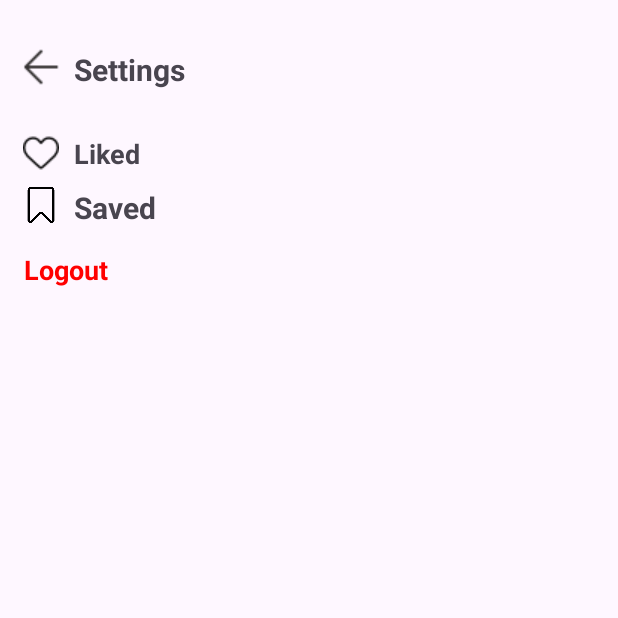
After one commit to daithien2004/ThreadsProject, an Android app: the SettingActivity screen opened directly, with no data from a screen before it, on a phone screen of 412 x 824 dp, the top half of it. The commit adds this screen. Run offline under Robolectric (Android 15) with nearby library versions, the phone set to English and light mode, and no system bars.

Commit message:
done logout and save username pass

```diff
--- a/TheadsProject/app/src/main/AndroidManifest.xml
+++ b/TheadsProject/app/src/main/AndroidManifest.xml
@@ -19,6 +19,9 @@
         android:usesCleartextTraffic="true"
         tools:targetApi="31">
         <activity
+            android:name=".activityAccount.SettingActivity"
+            android:exported="false" />
+        <activity
             android:name=".activityPost.PostDetailActivity"
             android:exported="false" />
         <activity
@@ -38,8 +41,8 @@
             android:exported="false" />
         <activity
             android:name=".activityHome.BarActivity"
-            android:windowSoftInputMode="adjustPan"
-        android:exported="false" />
+            android:exported="false"
+            android:windowSoftInputMode="adjustPan" />
         <activity
             android:name=".activityCommon.LoginActivity"
             android:exported="true"
--- a/TheadsProject/app/src/main/java/com/example/theadsproject/UserSessionManager.java
+++ b/TheadsProject/app/src/main/java/com/example/theadsproject/UserSessionManager.java
@@ -23,7 +23,7 @@ public class UserSessionManager {
         editor = sharedPreferences.edit();
     }
 
-    // 📌 Lưu thông tin user
+    //  Lưu thông tin user
     public void saveUser(UserResponse user) {
         editor.putLong(KEY_USER_ID, user.getUserId());
         editor.putString(KEY_BIO, user.getBio());
@@ -35,7 +35,7 @@ public class UserSessionManager {
         editor.apply(); // Lưu thay đổi
     }
 
-    // 📌 Lấy thông tin user
+    //  Lấy thông tin user
     public User getUser() {
         long userId = sharedPreferences.getLong(KEY_USER_ID, -1);
         String bio = sharedPreferences.getString(KEY_BIO, null);
@@ -52,14 +52,16 @@ public class UserSessionManager {
         return new User(userId, email, nickName, image, username, bio, phone);
     }
 
-    // 📌 Kiểm tra user đã đăng nhập chưa
+    //  Kiểm tra user đã đăng nhập chưa
     public boolean isLoggedIn() {
         return sharedPreferences.contains(KEY_USER_ID);
     }
 
-    // 📌 Xóa thông tin user khi đăng xuất
+    //  Xóa thông tin user khi đăng xuất
     public void logout() {
-        editor.clear();
+        SharedPreferences.Editor editor = sharedPreferences.edit();
+        editor.clear(); // hoặc remove("user") nếu chỉ lưu một key
         editor.apply();
     }
+
 }
--- a/TheadsProject/app/src/main/java/com/example/theadsproject/activityAccount/PersonalDetailFragment.java
+++ b/TheadsProject/app/src/main/java/com/example/theadsproject/activityAccount/PersonalDetailFragment.java
@@ -1,4 +1,5 @@
 package com.example.theadsproject.activityAccount;
+import android.content.Intent;
 import android.os.Bundle;
 import android.view.View;
 
@@ -71,5 +72,10 @@ public class PersonalDetailFragment extends Fragment {
             Toast.makeText(getContext(), "Không tìm thấy thông tin người dùng!", Toast.LENGTH_SHORT).show();
         }
 
+        ImageView imgMenu = view.findViewById(R.id.imSetting);
+        imgMenu.setOnClickListener(v -> {
+            Intent intent = new Intent(requireContext(), SettingActivity.class);
+            startActivity(intent);
+        });
     }
 }
--- /dev/null
+++ b/TheadsProject/app/src/main/java/com/example/theadsproject/activityAccount/SettingActivity.java
@@ -0,0 +1,56 @@
+package com.example.theadsproject.activityAccount;
+
+import android.content.Intent;
+import android.os.Bundle;
+import android.widget.ImageView;
+import android.widget.TextView;
+
+import androidx.activity.EdgeToEdge;
+import androidx.appcompat.app.AlertDialog;
+import androidx.appcompat.app.AppCompatActivity;
+import androidx.core.graphics.Insets;
+import androidx.core.view.ViewCompat;
+import androidx.core.view.WindowInsetsCompat;
+
+import com.example.theadsproject.R;
+import com.example.theadsproject.UserSessionManager;
+import com.example.theadsproject.activityCommon.LoginActivity;
+
+public class SettingActivity extends AppCompatActivity {
+
+    @Override
+    protected void onCreate(Bundle savedInstanceState) {
+        super.onCreate(savedInstanceState);
+        EdgeToEdge.enable(this);
+        setContentView(R.layout.activity_setting);
+        ViewCompat.setOnApplyWindowInsetsListener(findViewById(R.id.main), (v, insets) -> {
+            Insets systemBars = insets.getInsets(WindowInsetsCompat.Type.systemBars());
+            v.setPadding(systemBars.left, systemBars.top, systemBars.right, systemBars.bottom);
+            return insets;
+        });
+        TextView tvLogout = findViewById(R.id.tvLogout);
+        tvLogout.setOnClickListener(v -> {
+            new AlertDialog.Builder(this)
+                    .setTitle("Đăng xuất")
+                    .setMessage("Bạn có chắc chắn muốn đăng xuất không?")
+                    .setPositiveButton("Đồng ý", (dialog, which) -> {
+                        // Xoá thông tin đăng nhập
+                        UserSessionManager sessionManager = new UserSessionManager(this);
+                        sessionManager.logout();
+
+                        // Chuyển về màn hình đăng nhập
+                        Intent intent = new Intent(this, LoginActivity.class);
+                        intent.setFlags(Intent.FLAG_ACTIVITY_NEW_TASK | Intent.FLAG_ACTIVITY_CLEAR_TASK); // xoá backstack
+                        startActivity(intent);
+                        finish();
+                    })
+                    .setNegativeButton("Hủy", null)
+                    .show();
+        });
+        ImageView turnBack = findViewById(R.id.turnBack);
+        turnBack.setOnClickListener(v -> {
+            finish();  // kết thúc activity này để quay về màn hình trước đó
+        });
+
+    }
+}
--- a/TheadsProject/app/src/main/java/com/example/theadsproject/activityCommon/LoginActivity.java
+++ b/TheadsProject/app/src/main/java/com/example/theadsproject/activityCommon/LoginActivity.java
@@ -35,6 +35,16 @@ public class LoginActivity extends AppCompatActivity {
     @Override
     protected void onCreate(Bundle savedInstanceState) {
         super.onCreate(savedInstanceState);
+        UserSessionManager sessionManager = new UserSessionManager(this);
+        if (sessionManager.isLoggedIn()) {
+            // Nếu đã login -> chuyển sang BarActivity luôn
+            Intent intent = new Intent(this, BarActivity.class);
+            startActivity(intent);
+            finish();
+            return;
+        }
+
+        // Nếu chưa login thì hiển thị màn hình đăng nhập
         EdgeToEdge.enable(this);
         setContentView(R.layout.activity_login);
 
--- /dev/null
+++ b/TheadsProject/app/src/main/res/layout/activity_setting.xml
@@ -0,0 +1,109 @@
+<?xml version="1.0" encoding="utf-8"?>
+<androidx.constraintlayout.widget.ConstraintLayout xmlns:android="http://schemas.android.com/apk/res/android"
+    xmlns:app="http://schemas.android.com/apk/res-auto"
+    xmlns:tools="http://schemas.android.com/tools"
+    android:id="@+id/main"
+    android:layout_width="match_parent"
+    android:layout_height="match_parent"
+    tools:context=".activityAccount.SettingActivity">
+
+
+    <LinearLayout
+        android:layout_width="match_parent"
+        android:layout_height="635dp"
+        android:layout_marginTop="30dp"
+        android:orientation="vertical"
+
+        app:layout_constraintEnd_toEndOf="parent"
+        app:layout_constraintStart_toStartOf="parent"
+        app:layout_constraintTop_toBottomOf="@+id/linearLayout2">
+
+        <LinearLayout
+            android:layout_width="match_parent"
+            android:layout_height="wrap_content"
+            android:orientation="horizontal">
+
+            <ImageView
+                android:id="@+id/heart"
+                android:layout_width="wrap_content"
+                android:layout_height="wrap_content"
+                android:layout_marginLeft="15dp"
+                app:srcCompat="@drawable/heart" />
+
+            <TextView
+                android:id="@+id/Liked"
+                android:layout_width="wrap_content"
+                android:layout_height="wrap_content"
+                android:layout_marginLeft="10dp"
+                android:text="Liked"
+                android:textSize="18dp"
+                android:textStyle="bold" />
+
+        </LinearLayout>
+
+        <LinearLayout
+            android:layout_width="match_parent"
+            android:layout_height="wrap_content"
+            android:layout_marginTop="10dp"
+            android:orientation="horizontal">
+
+            <ImageView
+                android:id="@+id/imSaved"
+                android:layout_width="24dp"
+                android:layout_height="24dp"
+                android:layout_marginLeft="15dp"
+                app:srcCompat="@drawable/save" />
+
+            <TextView
+                android:id="@+id/tvSaved"
+                android:layout_width="wrap_content"
+                android:layout_height="wrap_content"
+                android:layout_marginLeft="10dp"
+                android:text="Saved"
+                android:textSize="20dp"
+                android:textStyle="bold" />
+
+        </LinearLayout>
+
+        <TextView
+            android:id="@+id/tvLogout"
+            android:layout_width="match_parent"
+            android:layout_height="wrap_content"
+            android:textStyle="bold"
+            android:layout_marginStart="16dp"
+            android:layout_marginLeft="16dp"
+            android:layout_marginTop="15dp"
+            android:textSize="18sp"
+            android:textColor="#FF0000"
+            android:text="Logout"
+            />
+    </LinearLayout>
+
+    <LinearLayout
+        android:id="@+id/linearLayout2"
+        android:layout_width="match_parent"
+        android:layout_height="wrap_content"
+        android:orientation="horizontal"
+        app:layout_constraintBottom_toBottomOf="parent"
+        app:layout_constraintTop_toTopOf="parent"
+        app:layout_constraintVertical_bias="0.041"
+        tools:layout_editor_absoluteX="-2dp">
+
+        <ImageView
+            android:id="@+id/turnBack"
+            android:layout_width="wrap_content"
+            android:layout_height="wrap_content"
+            android:layout_marginLeft="15dp"
+            app:srcCompat="@drawable/arrow" />
+
+        <TextView
+            android:id="@+id/setting"
+            android:layout_width="wrap_content"
+            android:layout_height="wrap_content"
+            android:layout_marginLeft="10dp"
+            android:text="Settings"
+            android:textSize="20dp"
+            android:textStyle="bold" />
+    </LinearLayout>
+
+</androidx.constraintlayout.widget.ConstraintLayout>
--- a/TheadsProject/app/src/main/res/layout/fragment_personal_detail.xml
+++ b/TheadsProject/app/src/main/res/layout/fragment_personal_detail.xml
@@ -30,12 +30,22 @@
                 app:layout_constraintStart_toStartOf="parent"
                 app:layout_constraintTop_toTopOf="parent" />
 
+            <ImageView
+                android:id="@+id/imSetting"
+                android:layout_width="wrap_content"
+                android:layout_height="wrap_content"
+                android:src="@drawable/threeline"
+                android:layout_marginRight="20dp"
+                android:layout_marginTop="10dp"
+                app:layout_constraintEnd_toEndOf="parent"
+                app:layout_constraintTop_toTopOf="parent" />
+
             <!-- =================== INFO =================== -->
             <androidx.constraintlayout.widget.ConstraintLayout
                 android:id="@+id/clInfo"
                 android:layout_width="0dp"
                 android:layout_height="wrap_content"
-                android:layout_marginTop="16dp"
+                android:layout_marginTop="24dp"
                 android:paddingStart="12dp"
                 android:paddingEnd="8dp"
                 app:layout_constraintEnd_toEndOf="parent"
```
Also changed, not shown: TheadsProject/app/src/main/res/drawable/arrow.png (added).
